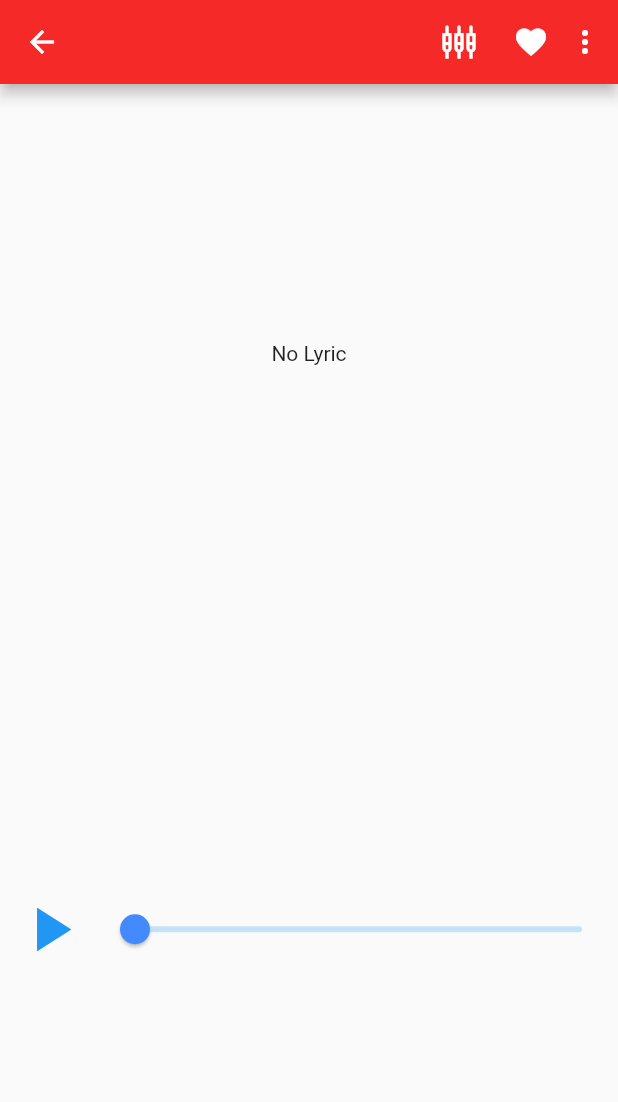
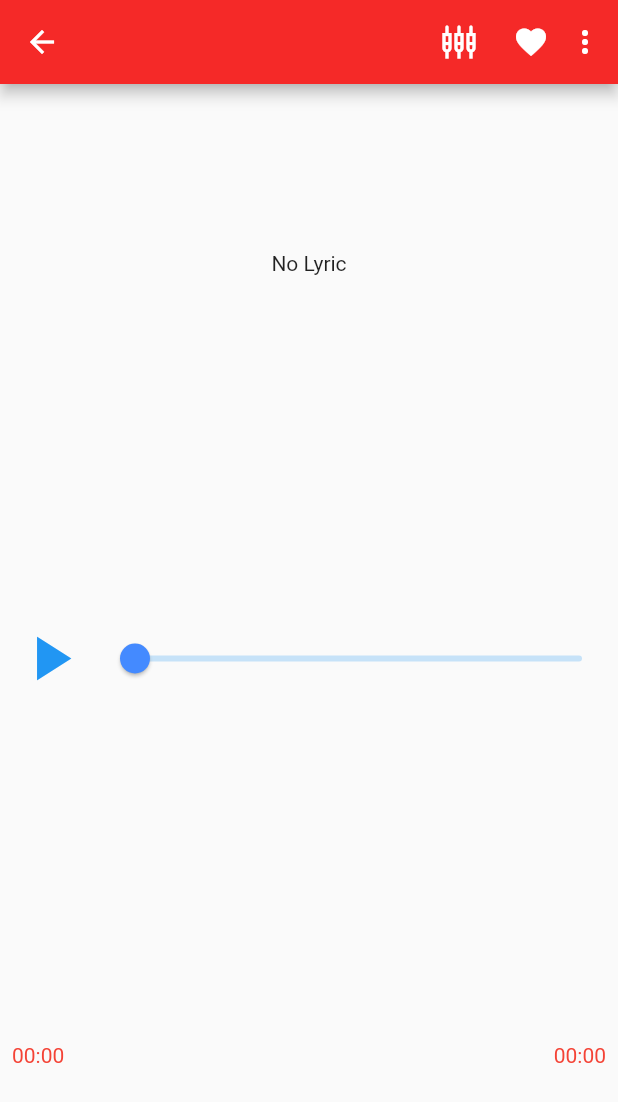
Before and after one commit to MarketTea/BB-Learn-English, a Flutter app: the ListeningDetail screen opened directly, on a phone screen of 412 x 824 dp. Shown: the top 1102 px of the screen. Run offline on Flutter 3.47's test engine with Material 2 defaults, Android fonts, the phone set to English and light mode, and no system bars; our stand-ins replace audioplayers, carousel_slider, cloud_firestore, equatable, flutter_bloc, flutter_icons and 1 more; missing offline and left inert: flutter_share; accounts and stored records are empty; network calls fail; statements that could not run were skipped.

Commit message:
- show text timer

```diff
--- a/lib/lib/components/player.dart
+++ b/lib/lib/components/player.dart
@@ -3,6 +3,7 @@ import 'package:flutter/material.dart';
 import 'package:lyric_audio/lib/Lyrics/lyric.dart';
 import 'package:lyric_audio/lib/Lyrics/lyric_controller.dart';
 import 'package:lyric_audio/lib/Lyrics/lyric_widget.dart';
+import 'package:lyric_audio/lib/until/constants.dart';
 import 'package:provider/provider.dart';
 
 // ignore: must_be_immutable
@@ -37,11 +38,7 @@ class _PlayerState extends State<Player> {
     _audioPlayer = Provider.of<AudioPlayer>(context);
     //_audioPlayer.play(widget.audioPath, isLocal: false);
     return Container(
-      // height: 250,
       child: Material(
-        // color: Colors.redAccent,
-        // borderRadius: BorderRadius.only(
-        //     topLeft: Radius.circular(20), topRight: Radius.circular(20)),
         child: Column(
           mainAxisAlignment: MainAxisAlignment.spaceAround,
           children: <Widget>[
@@ -109,9 +106,35 @@ class _PlayerState extends State<Player> {
                     })
               ],
             ),
+            Padding(
+              padding: const EdgeInsets.symmetric(
+                horizontal: 8.0,
+                vertical: 1.0,
+              ),
+              child: _timer(context),
+            )
           ],
         ),
       ),
     );
   }
+
+  Widget _timer(BuildContext context) {
+    return new Row(
+      mainAxisAlignment: MainAxisAlignment.spaceBetween,
+      mainAxisSize: MainAxisSize.max,
+      children: <Widget>[
+        new Text(
+          controller.progress == null
+              ? "--:--"
+              : Constants.formatDuration(controller.progress),
+          style: TextStyle(color: Colors.red),
+        ),
+        new Text(
+          duration == null ? "--:--" : Constants.formatDuration(duration),
+          style: TextStyle(color: Colors.red),
+        ),
+      ],
+    );
+  }
 }
--- a/lib/lib/until/constants.dart
+++ b/lib/lib/until/constants.dart
@@ -5,4 +5,18 @@ class Constants {
 
   static const double padding = 20;
   static const double avatarRadius = 45;
+
+  static String formatDuration(Duration duration) {
+    int minute = duration.inMinutes;
+    int second = (duration.inSeconds > 60)
+        ? (duration.inSeconds % 60)
+        : duration.inSeconds;
+    print(duration.inMinutes.toString() +
+        "======" +
+        duration.inSeconds.toString());
+    String format = ((minute < 10) ? "0$minute" : "$minute") +
+        ":" +
+        ((second < 10) ? "0$second" : "$second");
+    return format;
+  }
 }
```
